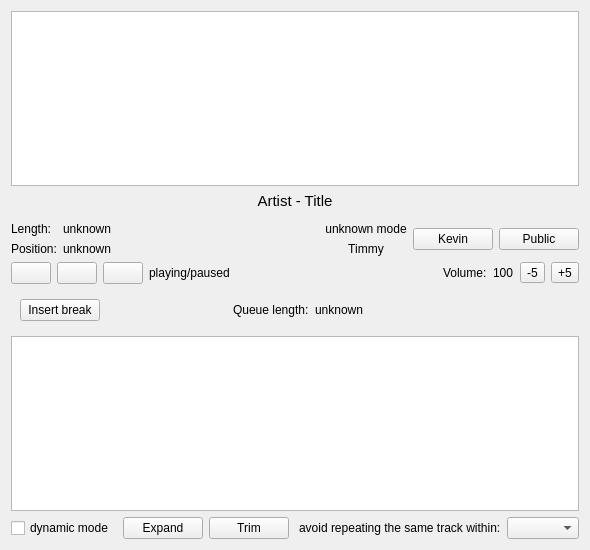
First picture: the form in src/gui-remote/mainwidget.ui, repository hyperquantum/PMP, before the edit.
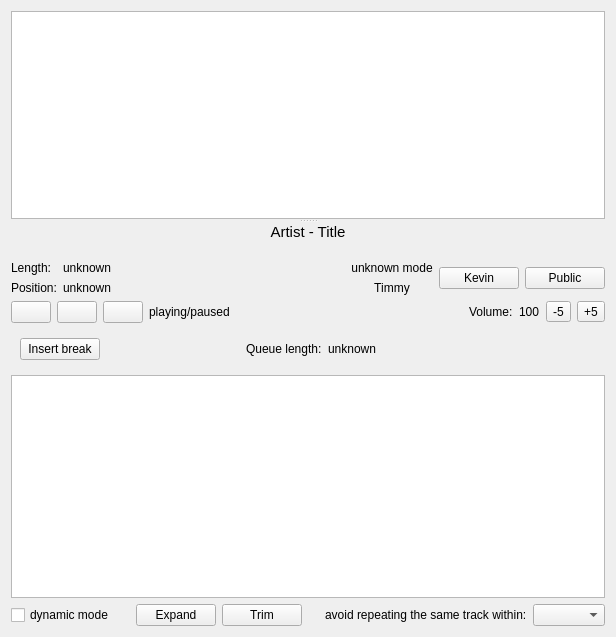
Second picture: the form after the edit. Icons and pictures are not drawn. Custom widgets are drawn as their Qt base class.

Commit message:
Gui-Remote: add splitter
Add a splitter between the history view and the rest. The history view has a lower stretch policy than the rest, so the queue will be affected more than the history view when the whole window is resized by the user.

```diff
--- a/src/gui-remote/mainwidget.ui
+++ b/src/gui-remote/mainwidget.ui
@@ -6,8 +6,8 @@
    <rect>
     <x>0</x>
     <y>0</y>
-    <width>590</width>
-    <height>550</height>
+    <width>616</width>
+    <height>637</height>
    </rect>
   </property>
   <property name="minimumSize">
@@ -21,6 +21,10 @@
   </property>
   <layout class="QVBoxLayout" name="verticalLayout_3">
    <item>
+    <widget class="QSplitter" name="splitter">
+     <property name="orientation">
+      <enum>Qt::Vertical</enum>
+     </property>
     <widget class="QTableView" name="historyTableView">
      <property name="alternatingRowColors">
       <bool>true</bool>
@@ -29,9 +33,10 @@
       <enum>QAbstractItemView::SelectRows</enum>
      </property>
     </widget>
-   </item>
+     <widget class="QWidget" name="layoutWidget">
+      <layout class="QVBoxLayout" name="bottomHalfLayout">
    <item>
-    <layout class="QVBoxLayout" name="verticalLayout_2">
+        <layout class="QVBoxLayout" name="currentTrackAndProgressLayout">
      <item>
       <widget class="QLabel" name="artistTitleLabel">
        <property name="styleSheet">
@@ -46,12 +51,19 @@
       </widget>
      </item>
      <item>
-      <widget class="PMP::TrackProgressWidget" name="trackProgress" native="true"/>
+          <widget class="PMP::TrackProgressWidget" name="trackProgress" native="true">
+           <property name="minimumSize">
+            <size>
+             <width>8</width>
+             <height>8</height>
+            </size>
+           </property>
+          </widget>
      </item>
     </layout>
    </item>
    <item>
-    <layout class="QHBoxLayout" name="horizontalLayout_4">
+        <layout class="QHBoxLayout" name="currentPositionAndPersonalModeLayout">
      <item>
       <layout class="QFormLayout" name="formLayout">
        <property name="fieldGrowthPolicy">
@@ -141,7 +153,7 @@
     </layout>
    </item>
    <item>
-    <layout class="QHBoxLayout" name="horizontalLayout_2">
+        <layout class="QHBoxLayout" name="playbackAndVolumeControlsLayout">
      <item>
       <widget class="QPushButton" name="playButton">
        <property name="icon">
@@ -241,7 +253,7 @@
     </layout>
    </item>
    <item>
-    <layout class="QHBoxLayout" name="horizontalLayout">
+        <layout class="QHBoxLayout" name="queueTopControlsLayout">
      <item>
       <widget class="QFrame" name="horizontalFrame">
        <layout class="QHBoxLayout" name="horizontalLayout_5">
@@ -311,7 +323,7 @@
     </widget>
    </item>
    <item>
-    <layout class="QHBoxLayout" name="horizontalLayout_3">
+        <layout class="QHBoxLayout" name="dynamicModeControlsLayout">
      <item>
       <widget class="QCheckBox" name="dynamicModeCheckBox">
        <property name="text">
@@ -377,6 +389,10 @@
       </widget>
      </item>
     </layout>
+       </item>
+      </layout>
+     </widget>
+    </widget>
    </item>
   </layout>
  </widget>
```
Lines whose indentation alone changed are shown as unchanged. The commit also changes 1 other file.
